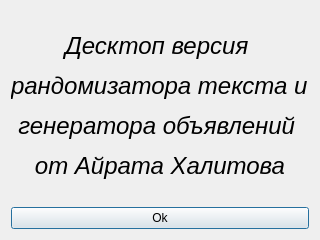
Qt form aboutwindow.ui (AiratHalitov/ad-generator-desktop) before a commit.
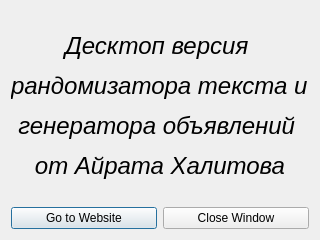
The same form after that commit.

Commit message: Website button & script update

Patch:
```diff
--- a/aboutwindow.ui
+++ b/aboutwindow.ui
@@ -36,11 +36,22 @@
       </widget>
      </item>
      <item>
+      <layout class="QHBoxLayout" name="horizontalLayout">
+       <item>
+        <widget class="QPushButton" name="gotoWebsiteButton">
+         <property name="text">
+          <string>Go to Website</string>
+         </property>
+        </widget>
+       </item>
+       <item>
       <widget class="QPushButton" name="closeButton">
        <property name="text">
-        <string>Ok</string>
-       </property>
-      </widget>
+          <string>Close Window</string>
+         </property>
+        </widget>
+       </item>
+      </layout>
      </item>
     </layout>
    </item>
```
Left out of the diff: 6 changed lines with no effect on the pictures. Lines whose indentation alone changed are shown as unchanged. The commit also changes 4 other files.
